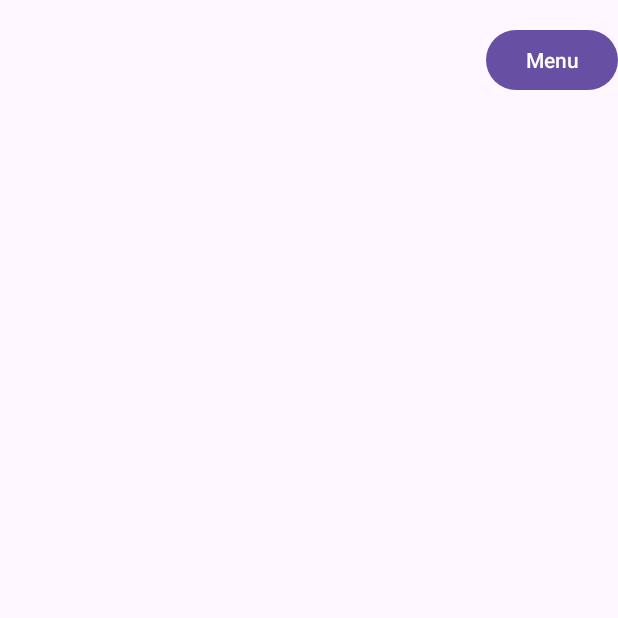
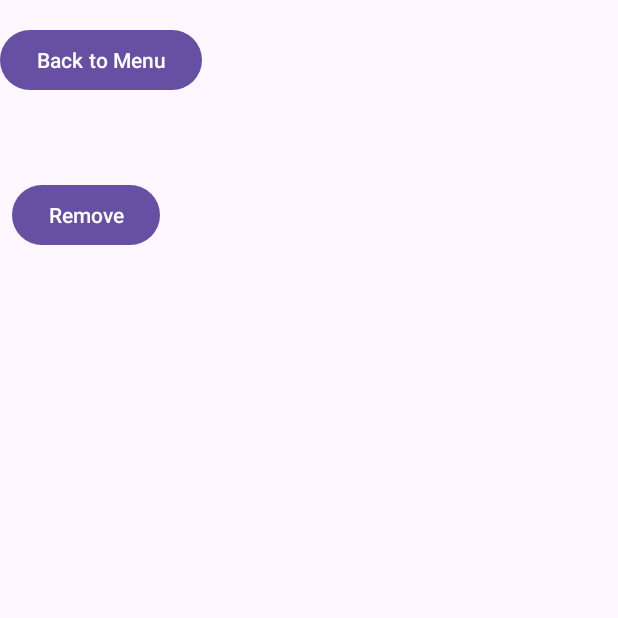
Before and after one commit to PurpleGita/AndroidSDKProject, an Android app: the ShoppingCartActivity screen opened directly, with no data from a screen before it, on a phone screen of 412 x 824 dp, the top half of it. Run offline under Robolectric (Android 15) with nearby library versions, the phone set to English and light mode, and no system bars; 2 statements that could not run were skipped.

Commit message:
now able to view menuItems as well as going back to menu after viewing shoppingcart

```diff
--- a/app/src/main/AndroidManifest.xml
+++ b/app/src/main/AndroidManifest.xml
@@ -5,6 +5,7 @@
     <uses-permission android:name="android.permission.INTERNET" />
     <uses-permission android:name="android.permission.ACCESS_NETWORK_STATE" />
     <uses-sdk android:minSdkVersion="27" android:targetSdkVersion="33" tools:overrideLibrary="com.android.car.ui"/>
+
     <application
         android:allowBackup="true"
         android:dataExtractionRules="@xml/data_extraction_rules"
@@ -17,6 +18,7 @@
         tools:targetApi="31"
         android:networkSecurityConfig="@xml/network_security_config"
         >
+        <activity android:name=".ItemDetailActivity" />
         <activity
             android:name=".MainActivity"
             android:exported="true">
--- a/app/src/main/java/com/example/fullmoonmenu/MenuItem.java
+++ b/app/src/main/java/com/example/fullmoonmenu/MenuItem.java
@@ -1,8 +1,9 @@
 package com.example.fullmoonmenu;
 
+import java.io.Serializable;
 import java.util.List;
 
-public class MenuItem {
+public class MenuItem implements Serializable {
     private int id;
     private boolean isFood;
     private String name;
--- a/app/src/main/java/com/example/fullmoonmenu/ShoppingCartActivity.java
+++ b/app/src/main/java/com/example/fullmoonmenu/ShoppingCartActivity.java
@@ -1,8 +1,6 @@
 package com.example.fullmoonmenu;
 
-import android.content.Intent;
 import android.os.Bundle;
-import android.util.Log;
 import android.view.View;
 import android.widget.Button;
 
@@ -12,28 +10,29 @@ import androidx.recyclerview.widget.RecyclerView;
 
 public class ShoppingCartActivity extends AppCompatActivity {
 
-    private static final String TAG = "ShoppingCartActivity";
     private RecyclerView recyclerView;
     private ShoppingCartAdapter adapter;
+    private Button backToMenuButton;
 
     @Override
     protected void onCreate(Bundle savedInstanceState) {
         super.onCreate(savedInstanceState);
         setContentView(R.layout.activity_shopping_cart);
 
+        backToMenuButton = findViewById(R.id.backToMenuButton);
+
         ShoppingCart shoppingCart = ShoppingCart.getInstance();
 
-        Button backToMenuButton = findViewById(R.id.action_menu);
-        backToMenuButton.setOnClickListener(v -> {
-            Intent intent = new Intent(ShoppingCartActivity.this, MainActivity.class);
-            startActivity(intent);
+        backToMenuButton.setOnClickListener(new View.OnClickListener() {
+            @Override
+            public void onClick(View v) {
+                finish();
+            }
         });
 
         recyclerView = findViewById(R.id.recyclerView);
         recyclerView.setLayoutManager(new LinearLayoutManager(this));
         adapter = new ShoppingCartAdapter(shoppingCart.getItems(), shoppingCart);
         recyclerView.setAdapter(adapter);
-
-        Log.d(TAG, "onCreate: ShoppingCartActivity created");
     }
 }
--- a/app/src/main/res/layout/activity_shopping_cart.xml
+++ b/app/src/main/res/layout/activity_shopping_cart.xml
@@ -3,9 +3,12 @@
     android:layout_height="match_parent"
     android:orientation="vertical">
 
-    <include
-        android:id="@+id/header"
-        layout="@layout/menu_main" />
+    <Button
+        android:id="@+id/backToMenuButton"
+        android:layout_width="wrap_content"
+        android:layout_height="wrap_content"
+        android:text="Back to Menu"
+        android:layout_marginTop="16dp" />
 
     <androidx.recyclerview.widget.RecyclerView
         android:id="@+id/recyclerView"
```
Also changed, not shown: app/src/main/java/com/example/fullmoonmenu/ItemDetailActivity.java (added, +49 -0 lines), app/src/main/java/com/example/fullmoonmenu/MenuItemAdapter.java (+8 -0 lines), app/src/main/res/layout/activity_item_detail.xml (added, +63 -0 lines).
